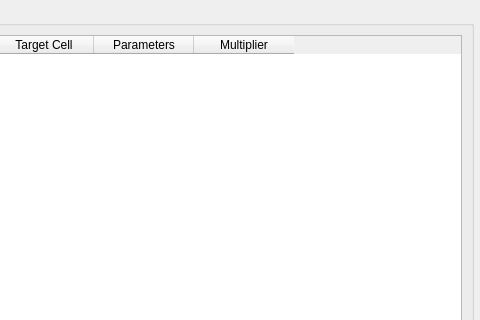
Old version of the form pymacros/klayout_netlist_importer/NetlistImportConfig_CellMapPage.ui in the repository iic-jku/klayout-netlist-import; both pictures show x 325 to 805 and y 0 to 320 of the 805 by 617 pixel window.
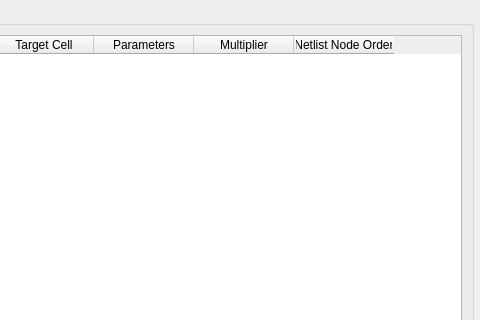
New version of the form.

Commit message: Add Table Column for netlist node order

The edit to the form file:
```diff
--- a/pymacros/klayout_netlist_importer/NetlistImportConfig_CellMapPage.ui
+++ b/pymacros/klayout_netlist_importer/NetlistImportConfig_CellMapPage.ui
@@ -72,7 +72,7 @@
            <enum>QAbstractItemView::SelectionBehavior::SelectRows</enum>
           </property>
           <property name="columnCount">
-           <number>6</number>
+           <number>7</number>
           </property>
           <column>
            <property name="text">
@@ -104,6 +104,11 @@
             <string>Multiplier</string>
            </property>
           </column>
+          <column>
+           <property name="text">
+            <string>Netlist Node Order</string>
+           </property>
+          </column>
          </widget>
         </item>
        </layout>
```
The commit also changes 1 other file.
